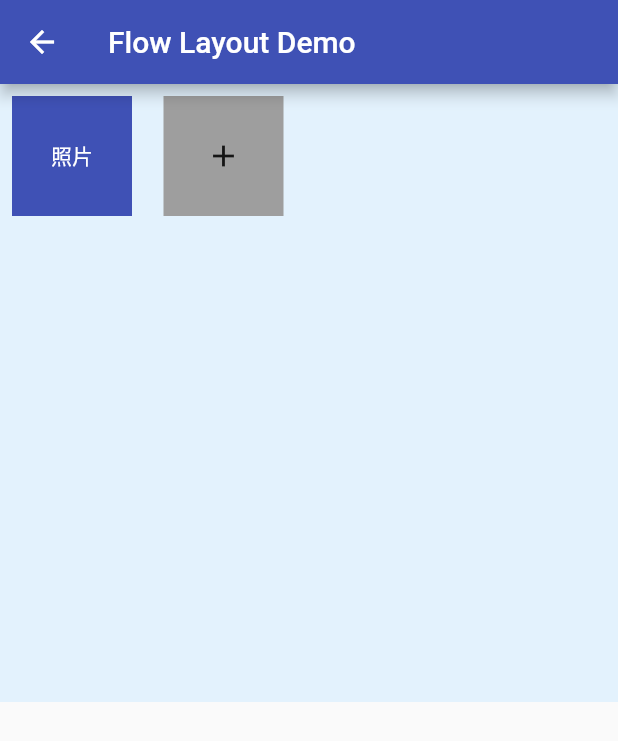
After one commit to jaceechan/hello_flutter, a Flutter app: the FlowLayoutDemo screen opened directly, after a tap on the "add" icon, on a phone screen of 412 x 824 dp. The commit adds this screen. Shown: the top 741 px of the screen. Run offline on Flutter 3.47's test engine with Material 2 defaults, Android fonts, the phone set to English and light mode, and no system bars.

Commit message:
feat: add flow layout demo

```diff
--- /dev/null
+++ b/lib/pages/flow_layout.dart
@@ -0,0 +1,75 @@
+import 'package:flutter/material.dart';
+
+class FlowLayoutDemo extends StatefulWidget {
+  const FlowLayoutDemo({super.key});
+
+  @override
+  State<FlowLayoutDemo> createState() => _FlowLayoutDemoState();
+}
+
+class _FlowLayoutDemoState extends State<FlowLayoutDemo> {
+  late List<Widget> items;
+
+  @override
+  void initState() {
+    super.initState();
+    items = <Widget>[buildAddButton()];
+  }
+
+  @override
+  Widget build(BuildContext context) {
+    final width = MediaQuery.of(context).size.width;
+    final height = MediaQuery.of(context).size.height;
+    return Scaffold(
+      appBar: AppBar(
+        title: const Text('Flow Layout Demo'),
+      ),
+      body: Container(
+        width: width,
+        height: height / 2,
+        color: Colors.blue[50],
+        child: Wrap(
+          spacing: 5.0,
+          children: items,
+        ),
+      ),
+    );
+  }
+
+  Widget buildAddButton() {
+    return GestureDetector(
+      onTap: () {
+        if (items.length < 9) {
+          setState(() {
+            items.insert(items.length - 1, buildPhoto());
+          });
+        }
+      },
+      child: Padding(
+        padding: const EdgeInsets.all(8.0),
+        child: Container(
+          width: 80.0,
+          height: 80.0,
+          color: Colors.grey,
+          child: const Icon(Icons.add),
+        ),
+      ),
+    );
+  }
+
+  Widget buildPhoto() {
+    return Padding(
+      padding: const EdgeInsets.all(8.0),
+      child: Container(
+        width: 80.0,
+        height: 80.0,
+        color: Colors.indigo,
+        child: const Center(
+            child: Text(
+          '照片',
+          style: TextStyle(color: Colors.white),
+        )),
+      ),
+    );
+  }
+}
--- a/lib/pages/list.dart
+++ b/lib/pages/list.dart
@@ -1,3 +1,4 @@
+import 'package:hello_flutter/pages/flow_layout.dart';
 import 'package:hello_flutter/pages/search_bar.dart';
 import 'package:hello_flutter/pages/route_demos.dart';
 import 'package:hello_flutter/pages/frosted_glass.dart';
@@ -16,6 +17,7 @@ class ListPage extends StatelessWidget {
       {'title': '毛玻璃效果', 'route': const FrostedGlassDemo()},
       {'title': '保持页面状态', 'route': const KeepAliveDemo()},
       {'title': '搜索栏', 'route': const SearchBarDemo()},
+      {'title': '流式布局', 'route': const FlowLayoutDemo()},
     ];
     return Scaffold(
         appBar: AppBar(title: const Text('Demos')),
```
